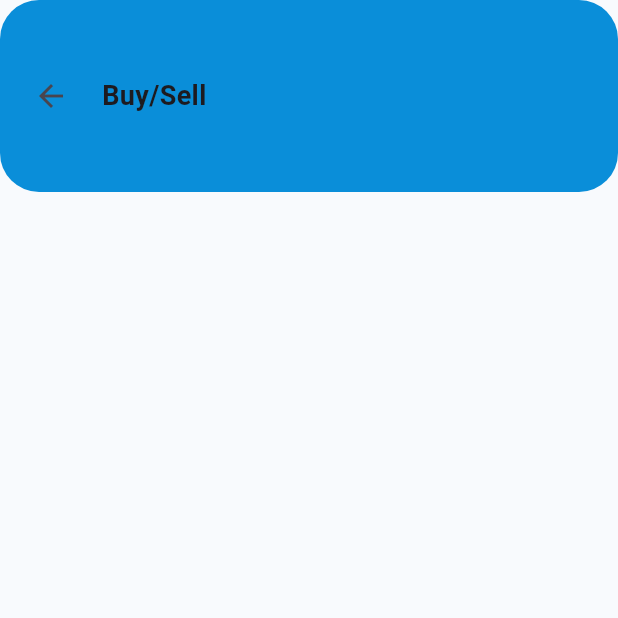
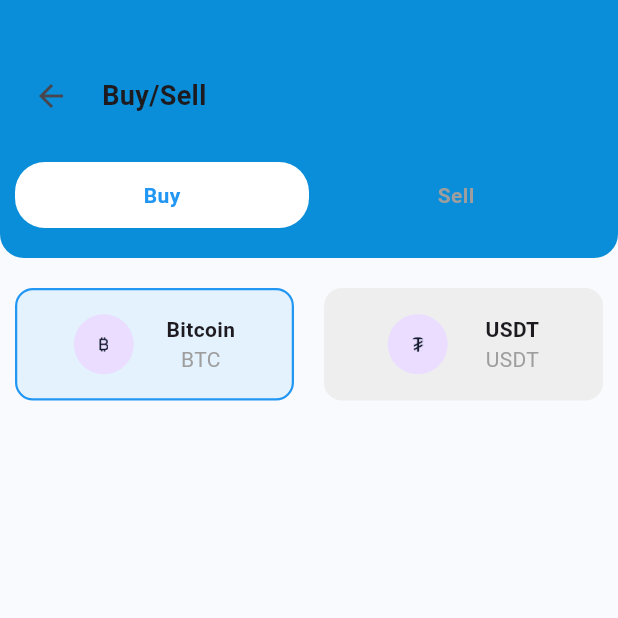
Before and after one commit to ShakouatSayed/bitdubai, a Flutter app: the BuySell screen opened directly, on a phone screen of 412 x 824 dp, the top half of it. Run offline on Flutter 3.47's test engine with Material 3 defaults, Android fonts, the phone set to English and light mode, and no system bars; our stand-ins replace get.

Commit message:
14/10/2025

```diff
--- a/assets/data/BuySellData.json
+++ b/assets/data/BuySellData.json
@@ -13,7 +13,7 @@
     {
       "name" : "USDT",
       "symbol" : "USDT",
-      "icon" : "assets/icon/usdt.png",
+      "icon" : "assets/icons/usdt.png",
       "buyRate" : 3.67,
       "sellRate" : 3.60
     }
--- /dev/null
+++ b/assets/data/SendReceiveData.json
@@ -0,0 +1,16 @@
+[
+  {
+    "name" : "Bitcoin",
+    "symbol" : "BTC",
+    "balance" : 0.0125,
+    "logo_chart" : "B",
+    "address" : "bc1qxy2kgdygjrsqtzq2n0yrf2493p83kkfjhx0wlh"
+  },
+  {
+    "name" : "USDT",
+    "symbol" : "USDT",
+    "balance" : 13650.0,
+    "logo_char" : "₮",
+    "address" : "0x9702230A8Ea53601f5E66566Db9F986544AE9605"
+  }
+]
--- a/lib/buySell/BuySell.dart
+++ b/lib/buySell/BuySell.dart
@@ -1,18 +1,28 @@
+import 'package:bitdubai/controller/BuySellController.dart';
 import 'package:bitdubai/utils/Style.dart';
 import 'package:flutter/material.dart';
+import 'package:get/get.dart';
 
 class BuySell extends StatelessWidget{
-  const BuySell({super.key});
+  final controller = Get.put(BuySellController());
+  BuySell({super.key});
   @override
   Widget build(BuildContext context){
     return Scaffold(
       backgroundColor: backgraoundColor,
-      body: Column(
-        crossAxisAlignment: CrossAxisAlignment.start,
-        children: [
-          _buildCustomAppbar(),
-        ],
-      ),
+      body: Obx((){
+        if(controller.assets.isEmpty) {
+          return Center(child: CircularProgressIndicator());
+        } return Column(
+          crossAxisAlignment: CrossAxisAlignment.start,
+          children: [
+            _buildCustomAppbar(),
+            SizedBox(height: 20),
+            _buildAssetSelection(),
+          ],
+        );
+      }),
+
     );
   }
 
@@ -21,7 +31,7 @@
       //color: Color(0xFF0A8ED9),
       width: double.infinity,
       decoration: BoxDecoration(
-        borderRadius: BorderRadius.circular(26),
+        borderRadius: BorderRadius.only(bottomLeft: Radius.circular(16), bottomRight: Radius.circular(16)),
         color: Color(0xFF0A8ED9),
       ),
       padding: EdgeInsets.symmetric(horizontal: 10, vertical: 10),
@@ -48,14 +58,112 @@
           SizedBox(height: 20),
           Row(
             mainAxisAlignment: MainAxisAlignment.spaceBetween,
-            // children: ["Buy","Sell"].map((mode) {
-            //   //bool active = controller.mode.value == mode;
-            //   //return
-            // }),
+            children: ["Buy","Sell"].map((mode) {
+              bool active = controller.mode.value == mode;
+              return Expanded(child: GestureDetector(
+                onTap: () => controller.toggleMode(mode),
+                child: Container(
+                  padding: EdgeInsets.symmetric(vertical: 12),
+                  decoration: BoxDecoration(
+                    color: active ? Colors.white : Colors.transparent,
+                    borderRadius: BorderRadius.circular(20),
+                  ),
+                  alignment: Alignment.center,
+                  child: Text(mode, style: TextStyle(color: active? Colors.blue : Colors.grey, fontWeight: FontWeight.bold)),
+                ),
+              ));
+            }).toList(),
           ),
           SizedBox(height: 10),
         ],
       ),
     );
   }
+  Widget _buildAssetSelection() {
+    return Obx(() => Row(
+      mainAxisAlignment:  MainAxisAlignment.spaceEvenly,
+      children: controller.assets.map((e){
+        bool selected = controller.selectedAsset.value ?.symbol == e.symbol;
+        return Expanded(child: GestureDetector(
+          onTap: ()=> controller.selectedAsset(e),
+          child: Container(
+            margin: EdgeInsets.symmetric(horizontal: 10),
+            padding: EdgeInsets.all(16),
+            //padding: EdgeInsets.symmetric(horizontal: 10, vertical: 10),
+            decoration: BoxDecoration(
+              color: selected ? Colors.blue.shade50 : Colors.grey.shade200,
+              borderRadius: BorderRadius.circular(12),
+              border: Border.all(color: selected ? Colors.blue : Colors.transparent, width: 1.5),
+            ),
+            child: Row(
+              mainAxisAlignment: MainAxisAlignment.spaceEvenly,
+              children: [
+                Row(
+                  crossAxisAlignment: CrossAxisAlignment.start,
+                  children:[
+                    CircleAvatar(
+                      radius: 20,
+                      child: ClipOval(
+                      child: Image.asset(height: 10, width: 10,e.icon, fit: BoxFit.contain, scale: 5),
+                                        ),
+                    ),
+                ]
+
+                ),
+                //SizedBox(width: 6),
+               Column(
+                 children: [
+                   Text(e.name, style: TextStyle(fontWeight: FontWeight.bold)),
+                   Text(e.symbol, style: TextStyle(color: Colors.grey)),
+                 ],
+               )
+              ],
+            ),
+          ),
+        ));
+      }).toList(),
+    ));
+  }
+
+  Widget _buildPaymentSections(){
+    return Obx((){
+      final selected = controller.selectedAsset.value!;
+      return Container(
+        padding: EdgeInsets.all(16),
+        decoration: BoxDecoration(
+          color: Colors.white,
+          borderRadius: BorderRadius.circular(12),
+          boxShadow:[
+            BoxShadow(
+              color: Colors.grey.shade300,
+              blurRadius: 6,
+              offset: Offset(0, 2),
+            ),
+          ]
+        ),
+        child: Column(
+          crossAxisAlignment: CrossAxisAlignment.start,
+          children: [
+            _buildRow("You Pay", controller.currency.value),
+            TextField(
+              keyboardType: TextInputType.number,
+              decoration: InputDecoration(hintText: "0.00"),
+              onChanged: (val) => controller.updatePay(double.tryParse(val) ?? 0),
+            ),
+            SizedBox(height: 10),
+          ],
+        ),
+      );
+    });
+  }
+
+  Widget _buildRow(String left, String right){
+    return Row(
+      mainAxisAlignment:  MainAxisAlignment.spaceBetween,
+      children: [
+        Text(left, style: TextStyle(color: Colors.grey)),
+        Text(right, style: TextStyle(color: Colors.grey)),
+      ],
+    );
+  }
 }
--- a/lib/dashboardScreen/DashboardScreen.dart
+++ b/lib/dashboardScreen/DashboardScreen.dart
@@ -46,7 +46,7 @@
           begin: Alignment.topLeft,
           end: Alignment.bottomRight,
         ),
-        borderRadius: BorderRadius.circular(12),
+        borderRadius: BorderRadius.only(bottomLeft: Radius.circular(16), bottomRight: Radius.circular(16)),
       ),
       padding: EdgeInsets.symmetric(horizontal: 10, vertical: 10),
       child: Obx(
--- a/lib/sendReciveCrypto/SendReceiveCrypto.dart
+++ b/lib/sendReciveCrypto/SendReceiveCrypto.dart
@@ -22,7 +22,7 @@
       //color: Color(0xFF0A8ED9),
       width: double.infinity,
       decoration: BoxDecoration(
-        borderRadius: BorderRadius.circular(26),
+        borderRadius: BorderRadius.only(bottomLeft: Radius.circular(16), bottomRight: Radius.circular(16)),
         color: Color(0xFF00C2AA),
       ),
       padding: EdgeInsets.symmetric(horizontal: 10, vertical: 10),
--- a/lib/transactionsScreen/TransactionsPage.dart
+++ b/lib/transactionsScreen/TransactionsPage.dart
@@ -28,7 +28,7 @@
       //color: Color(0xFF0A8ED9),
       width: double.infinity,
       decoration: BoxDecoration(
-        borderRadius: BorderRadius.circular(26),
+        borderRadius: BorderRadius.only(bottomLeft: Radius.circular(16), bottomRight: Radius.circular(16)),
         color: Color(0xFF0A8ED9),
       ),
       padding: EdgeInsets.symmetric(horizontal: 10, vertical: 10),
```
Also changed, not shown: lib/controller/BuySellController.dart (+46 -0 lines), lib/controller/SendReceiveController.dart (added, +73 -0 lines), lib/model/SendReceiveModel.dart (added, +25 -0 lines).
